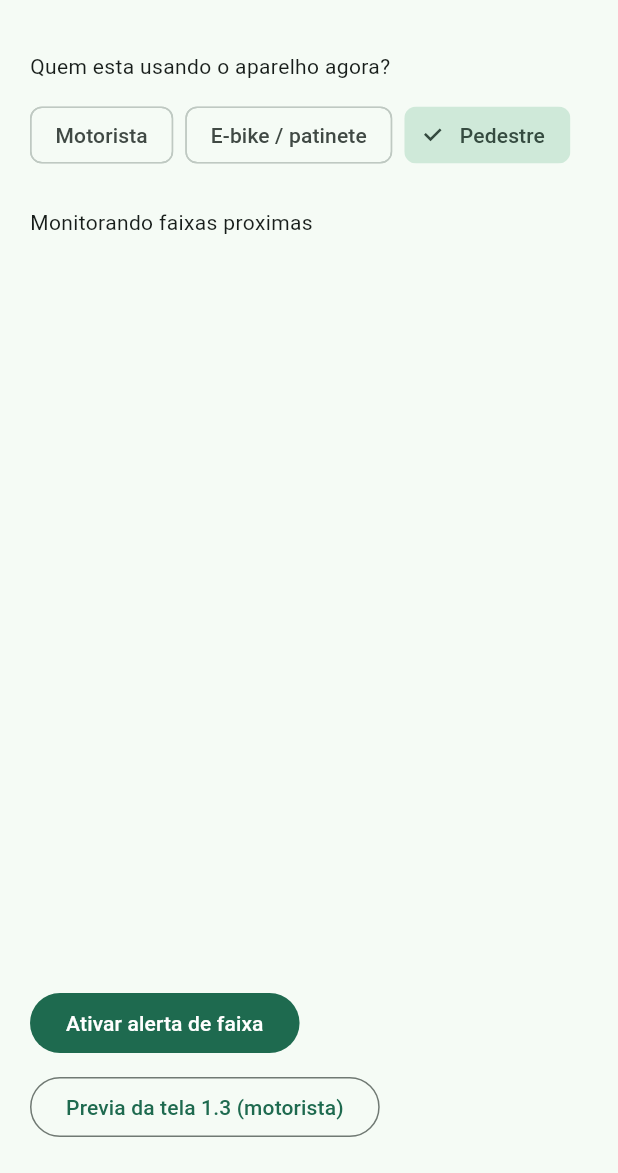
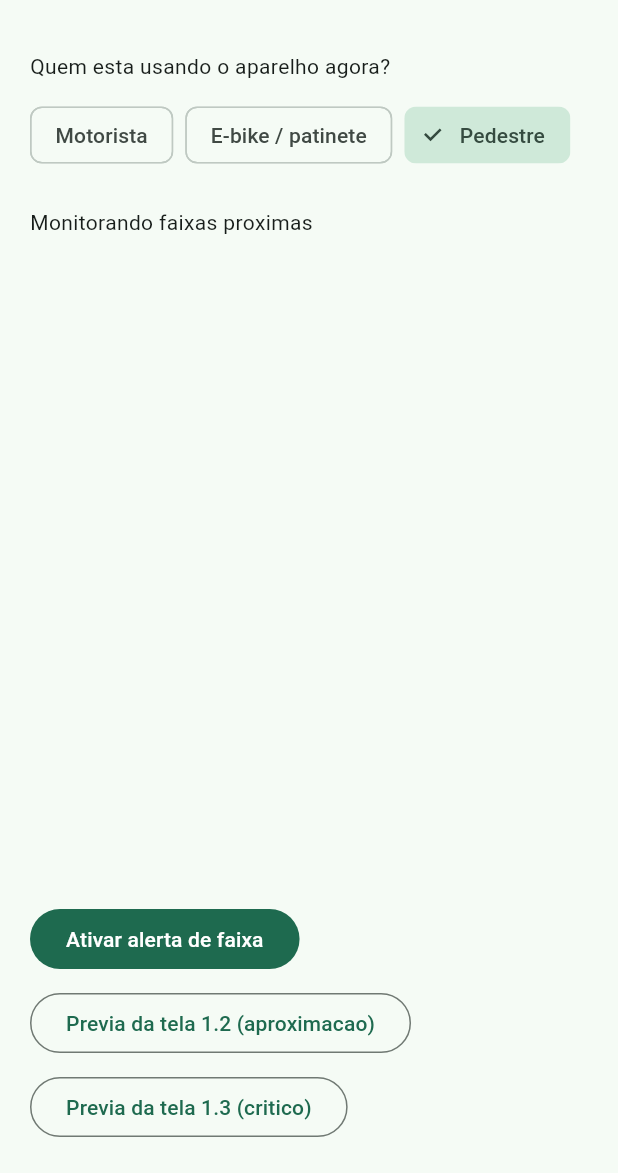
Before and after one commit to assumcaonerd/cross-safe, a Flutter app: the screen it shows after launch, after a tap on "Ativar alerta de faixa", on a phone screen of 412 x 824 dp, the part 63-1236 px from its top. Run offline on Flutter 3.47's test engine with Material 3 defaults, Android fonts, the phone set to English and light mode, and no system bars; our stand-ins replace geolocator, sensors_plus, vibration.

Commit message:
feat(mobile): Interface 1.2 early awareness screen

```diff
--- a/mobile/lib/screens/home_screen.dart
+++ b/mobile/lib/screens/home_screen.dart
@@ -4,6 +4,7 @@
 import '../services/geofence_service.dart';
 import '../services/haptic_service.dart';
 import '../services/imu_service.dart';
+import 'driver_awareness_screen.dart';
 import 'driver_interrupt_screen.dart';
 
 class HomeScreen extends StatefulWidget {
@@ -19,6 +20,8 @@
   final _imu = ImuService();
   final _haptic = HapticService();
   String _status = 'Aguardando permissao de localizacao';
+  bool _awarenessOpen = false;
+  bool _interruptOpen = false;
 
   Future<void> _arm() async {
     final ok = await _geo.ensurePermission();
@@ -36,29 +39,48 @@
         lon: position.longitude,
         speedMps: position.speed,
       );
-      if (hits.isNotEmpty) {
+      if (hits.isEmpty) continue;
       final nearest = hits.first;
       final window = _geo.brakingWindow(position.speed);
-        final urgent = nearest.distanceM <= window;
+      final speedKmh = position.speed * 3.6;
+      final urgent = nearest.distanceM <= window || classification.hardBrake;
+      final early = !urgent && nearest.distanceM <= window + 120;
       setState(() {
         _status =
             '${_role.label}: ${nearest.name} a ${nearest.distanceM.toStringAsFixed(0)} m';
       });
-        if (urgent || classification.hardBrake) {
-          await _haptic.alertFor(_role, urgent: true);
-          if (_role == UserRole.driver && mounted) {
+      if (_role != UserRole.driver) {
+        if (urgent) await _haptic.alertFor(_role, urgent: true);
+        continue;
+      }
+      if (urgent && !_interruptOpen && mounted) {
+        _interruptOpen = true;
         await Navigator.of(context).push(
           PageRouteBuilder(
             opaque: true,
             pageBuilder: (_, __, ___) => DriverInterruptScreen(
               distanceM: nearest.distanceM,
-                  speedKmh: position.speed * 3.6,
+              speedKmh: speedKmh,
               crosswalkName: nearest.name,
             ),
           ),
         );
+        _interruptOpen = false;
+        continue;
       }
-        }
+      if (early && !_awarenessOpen && !_interruptOpen && mounted) {
+        _awarenessOpen = true;
+        await Navigator.of(context).push(
+          PageRouteBuilder(
+            opaque: false,
+            pageBuilder: (_, __, ___) => DriverAwarenessScreen(
+              distanceM: nearest.distanceM,
+              speedKmh: speedKmh,
+              crosswalkName: nearest.name,
+            ),
+          ),
+        );
+        _awarenessOpen = false;
       }
     }
   }
@@ -97,12 +119,19 @@
             OutlinedButton(
               onPressed: () {
                 Navigator.of(context).push(
-                  MaterialPageRoute(
-                    builder: (_) => const DriverInterruptScreen(),
-                  ),
+                  MaterialPageRoute(builder: (_) => const DriverAwarenessScreen()),
                 );
               },
-              child: const Text('Previa da tela 1.3 (motorista)'),
+              child: const Text('Previa da tela 1.2 (aproximacao)'),
+            ),
+            const SizedBox(height: 8),
+            OutlinedButton(
+              onPressed: () {
+                Navigator.of(context).push(
+                  MaterialPageRoute(builder: (_) => const DriverInterruptScreen()),
+                );
+              },
+              child: const Text('Previa da tela 1.3 (critico)'),
             ),
           ],
         ),
```
Also changed, not shown: 1 other file. Lines whose indentation alone changed are shown as unchanged.
